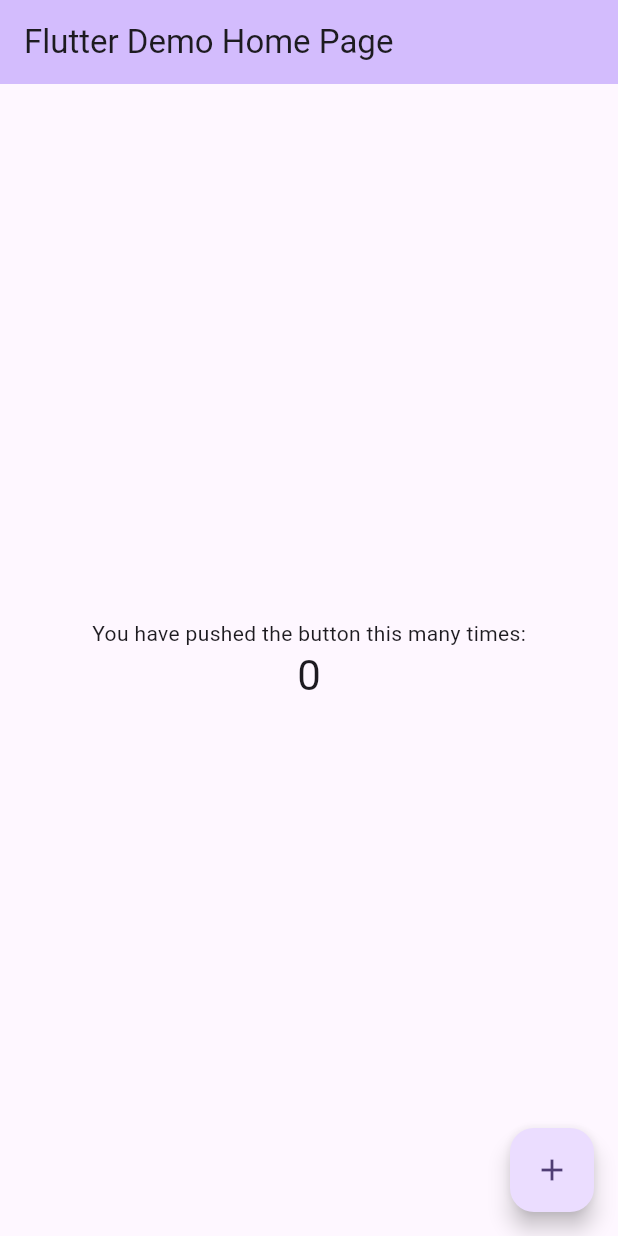
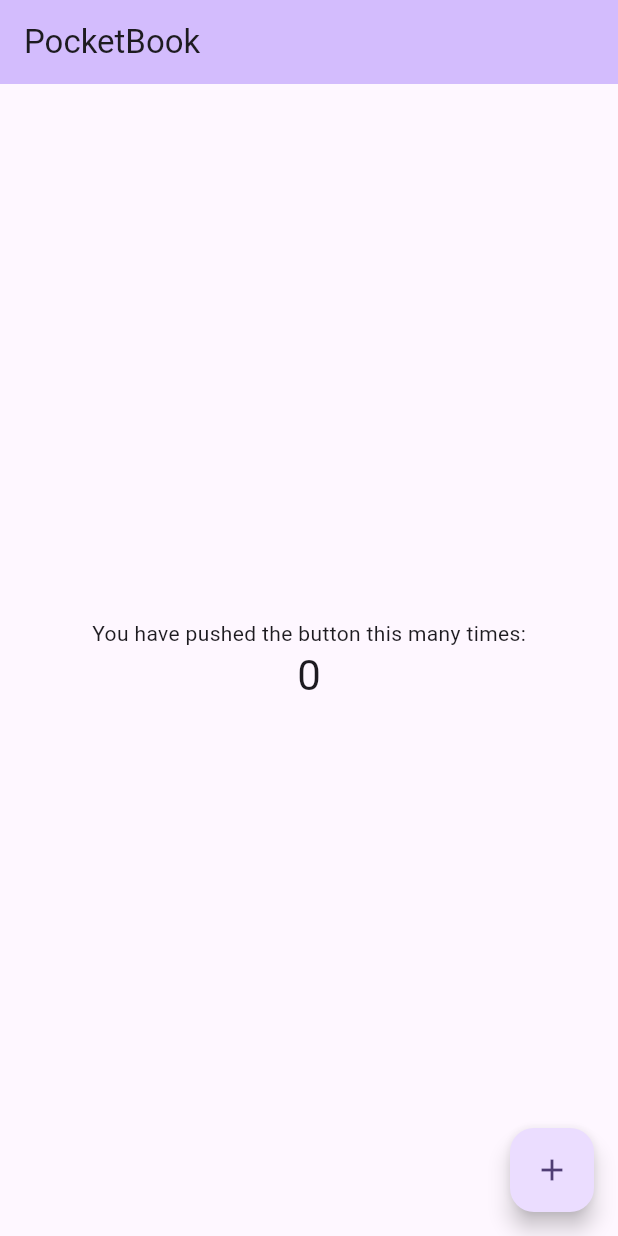
Before and after one commit to Cos229-239/2025_09_Team3, a Flutter app: the screen it shows after launch, on a phone screen of 412 x 824 dp. Run offline on Flutter 3.47's test engine with Material 3 defaults, Android fonts, the phone set to English and light mode, and no system bars.

Commit message:
Very simple changes, the template text says PocketBook now

```diff
--- a/pocketbook/lib/main.dart
+++ b/pocketbook/lib/main.dart
@@ -11,7 +11,7 @@ class MyApp extends StatelessWidget {
   @override
   Widget build(BuildContext context) {
     return MaterialApp(
-      title: 'Flutter Demo',
+      title: 'PocketBook',
       theme: ThemeData(
         // This is the theme of your application.
         //
@@ -30,7 +30,7 @@ class MyApp extends StatelessWidget {
         // tested with just a hot reload.
         colorScheme: ColorScheme.fromSeed(seedColor: Colors.deepPurple),
       ),
-      home: const MyHomePage(title: 'Flutter Demo Home Page'),
+      home: const MyHomePage(title: 'PocketBook'),
     );
   }
 }
```
